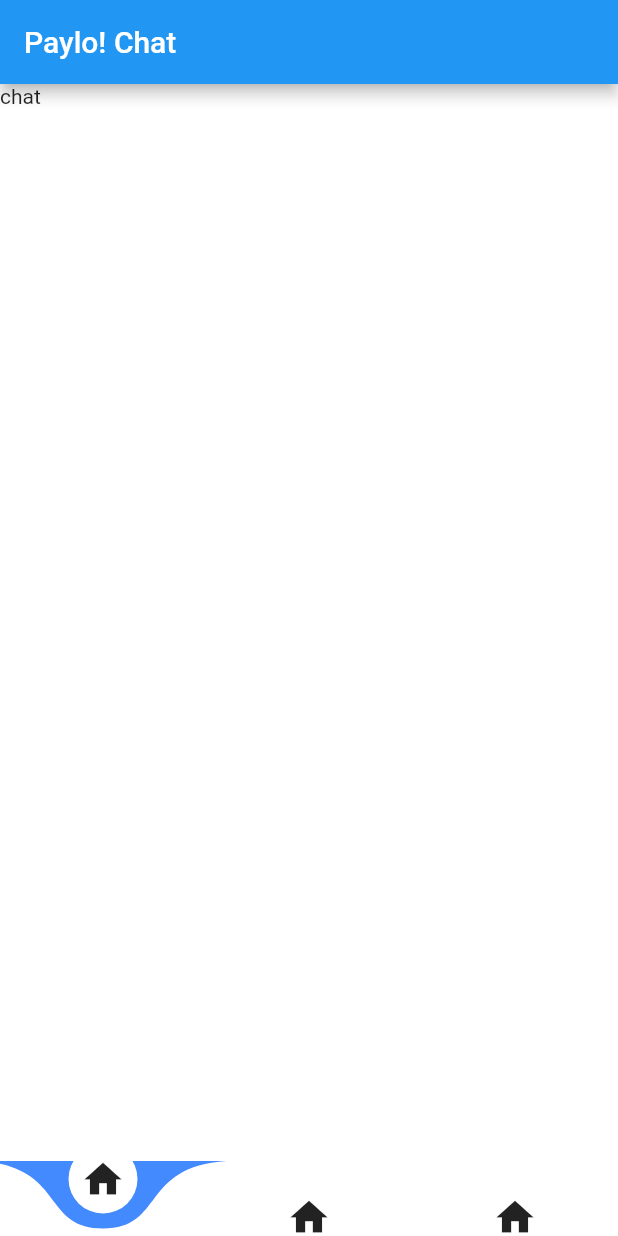
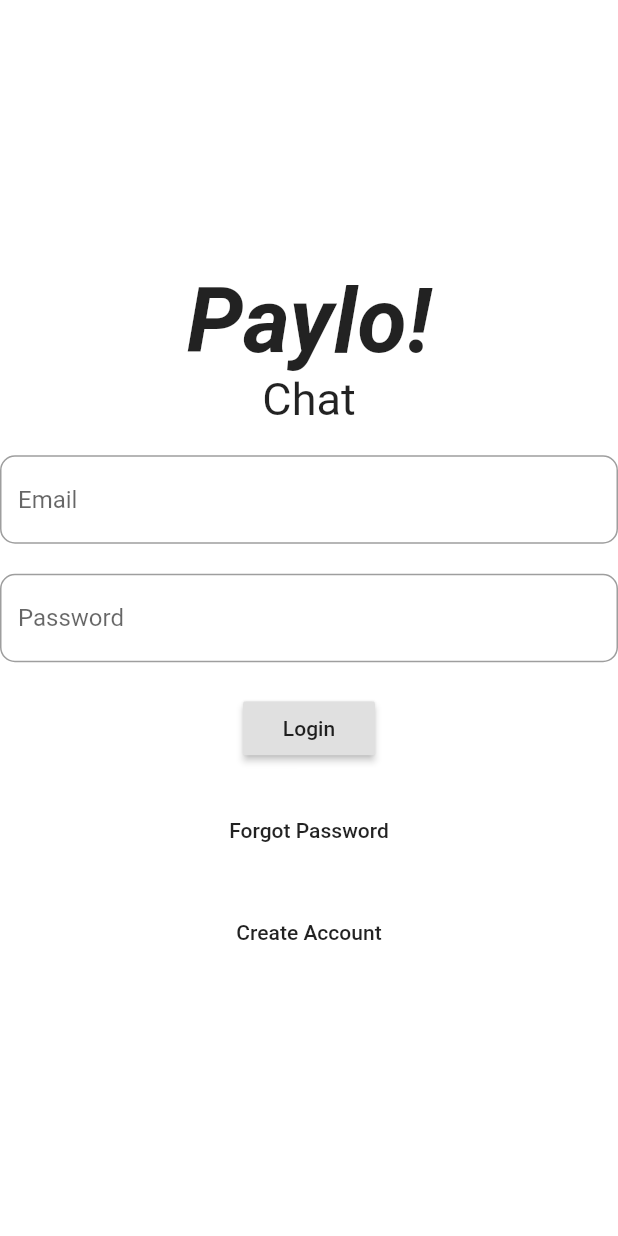
Before and after one commit to tvminh19/CS300-Group1, a Flutter app: the screen it shows after launch, on a phone screen of 412 x 824 dp. Run offline on Flutter 3.47's test engine with Material 2 defaults, Android fonts, the light colour scheme and no system bars; drawn by our look-alikes of curved_navigation_bar.

Commit message:
build login

```diff
--- a/lib/main.dart
+++ b/lib/main.dart
@@ -1,5 +1,6 @@
 import 'package:flutter/material.dart';
 import 'package:paylo_chat/pages/home.dart';
+import 'package:paylo_chat/pages/login/login.dart';
 
 void main() {
   runApp(const MyApp());
@@ -17,7 +18,7 @@ class MyApp extends StatelessWidget {
         scaffoldBackgroundColor: Colors.blueAccent,
         visualDensity: VisualDensity.adaptivePlatformDensity,
       ),
-      home: Home(),
+      home: Login(),
     );
   }
 }
--- /dev/null
+++ b/lib/pages/login/login.dart
@@ -0,0 +1,82 @@
+import 'package:flutter/material.dart';
+
+class Login extends StatefulWidget {
+  const Login({Key? key}) : super(key: key);
+
+  @override
+  _LoginState createState() => _LoginState();
+}
+
+class _LoginState extends State<Login> {
+  @override
+  Widget build(BuildContext context) {
+    return Scaffold(
+      backgroundColor: Colors.white,
+      body: Center(
+        child: Column(
+          mainAxisAlignment: MainAxisAlignment.center,
+          children: [
+            Text(
+              'Paylo!',
+              style: TextStyle(
+                fontSize: 60,
+                fontWeight: FontWeight.bold,
+                fontStyle: FontStyle.italic,
+              ),
+            ),
+            Text(
+              'Chat',
+              style: TextStyle(
+                fontSize: 30,
+                fontWeight: FontWeight.normal,
+              ),
+            ),
+            SizedBox(
+              height: 20,
+            ),
+            TextField(
+              decoration: InputDecoration(
+                hintText: 'Email',
+                border: OutlineInputBorder(
+                  borderRadius: BorderRadius.circular(10),
+                ),
+              ),
+            ),
+            SizedBox(
+              height: 20,
+            ),
+            TextField(
+              decoration: InputDecoration(
+                hintText: 'Password',
+                border: OutlineInputBorder(
+                  borderRadius: BorderRadius.circular(10),
+                ),
+              ),
+            ),
+            SizedBox(
+              height: 20,
+            ),
+            RaisedButton(
+              onPressed: () {},
+              child: Text('Login'),
+            ),
+            SizedBox(
+              height: 20,
+            ),
+            FlatButton(
+              onPressed: () {},
+              child: Text('Forgot Password'),
+            ),
+            SizedBox(
+              height: 20,
+            ),
+            FlatButton(
+              onPressed: () {},
+              child: Text('Create Account'),
+            ),
+          ],
+        ),
+      ),
+    );
+  }
+}
```
